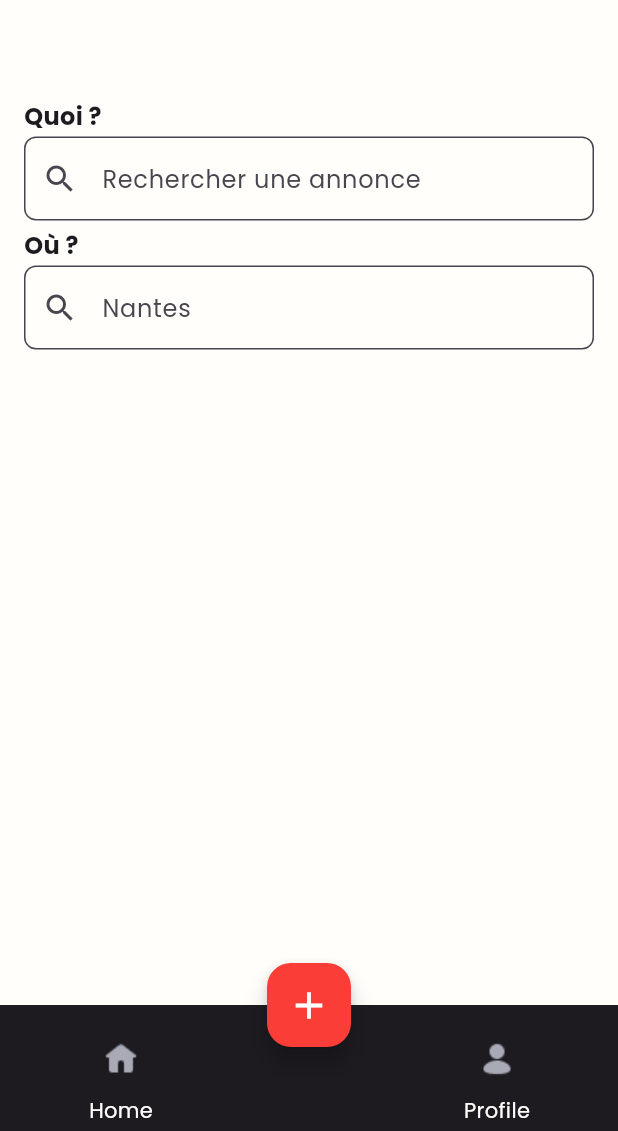
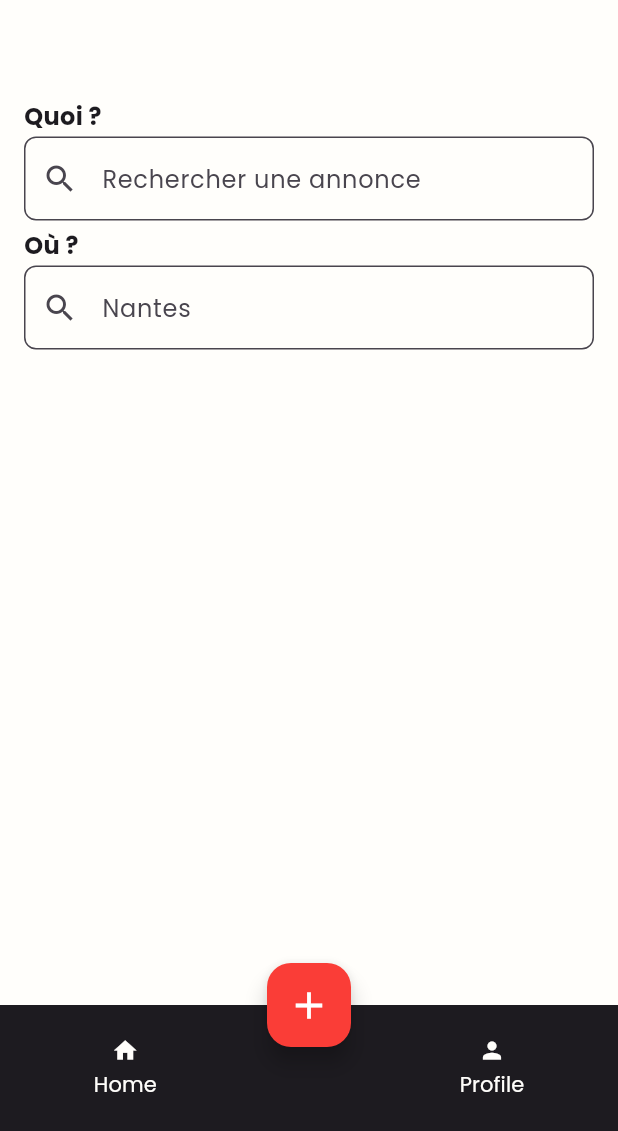
Before and after one commit to FuzMaxime/Benevolix_App, a Flutter app: the GenericPage screen opened by its route, on a phone screen of 412 x 824 dp, the part 105-1236 px from its top. Run offline on Flutter 3.47's test engine with Material 3 defaults, Android fonts, the phone set to English and light mode, and no system bars; our stand-ins replace flutter_dotenv, flutter_riverpod, shared_preferences; accounts and stored records are empty; network calls fail.

Commit message:
fix(android): fix android compatibility

```diff
--- /dev/null
+++ b/benevolix_app/devtools_options.yaml
@@ -0,0 +1,3 @@
+description: This file stores settings for Dart & Flutter DevTools.
+documentation: https://docs.flutter.dev/tools/devtools/extensions#configure-extension-enablement-states
+extensions:
--- a/benevolix_app/lib/pages/generic_page.dart
+++ b/benevolix_app/lib/pages/generic_page.dart
@@ -17,7 +17,8 @@ class _GenericPage extends ConsumerState<GenericPage> {
   void _showSlideUpView() {
     showModalBottomSheet(
         context: context,
-        isScrollControlled: true, // Permet un affichage complet
+        isScrollControlled: true,
+        // Permet un affichage complet
         shape: RoundedRectangleBorder(
           borderRadius: BorderRadius.vertical(top: Radius.circular(20)),
         ),
@@ -40,15 +41,14 @@ class _GenericPage extends ConsumerState<GenericPage> {
         child: Row(
           mainAxisAlignment: MainAxisAlignment.spaceAround,
           children: [
-            NavBarLink(
-                text: "Home",
-                imageLink: 'assets/images/home_icon.png',
-                link: "/home"),
+            SizedBox(
+              child: NavBarLink(text: "Home", icon: Icons.home, link: "/home"),
+            ),
             SizedBox(width: 40),
-            NavBarLink(
-                text: "Profile",
-                imageLink: 'assets/images/user_icon.png',
-                link: "/profile"),
+            SizedBox(
+              child: NavBarLink(
+                  text: "Profile", icon: Icons.person, link: "/profile"),
+            )
           ],
         ),
       ),
@@ -65,28 +65,29 @@ class _GenericPage extends ConsumerState<GenericPage> {
 class NavBarLink extends StatelessWidget {
   final String text;
   final String link;
-  final String imageLink;
+  final IconData icon;
 
   const NavBarLink(
-      {super.key,
-      required this.text,
-      required this.imageLink,
-      required this.link});
+      {super.key, required this.text, required this.icon, required this.link});
 
   @override
   Widget build(BuildContext context) {
-    return Column(
-      children: [
-        IconButton(
-            onPressed: () {
-              Navigator.pushReplacementNamed(context, link);
-            },
-            icon: Image.asset(imageLink)),
-        Text(
-          text,
-          style: TextStyle(color: ColorConstant.white),
-        )
-      ],
+    return TextButton(
+      onPressed: () {
+        Navigator.pushReplacementNamed(context, link);
+      },
+      style: TextButton.styleFrom(
+        foregroundColor: ColorConstant.white,
+        padding: EdgeInsets.symmetric(vertical: 8, horizontal: 12),
+      ),
+      child: Column(
+        mainAxisSize: MainAxisSize.min,
+        children: [
+          Icon(icon, color: ColorConstant.white,),
+          SizedBox(height: 4),
+          Text(text, style: TextStyle(color: ColorConstant.white)),
+        ],
+      ),
     );
   }
 }
--- a/benevolix_app/lib/pages/login.dart
+++ b/benevolix_app/lib/pages/login.dart
@@ -54,6 +54,7 @@ class _LoginState extends State<LoginPage> {
                 children: [
                   TextField(
                     controller: emailController,
+                    keyboardType: TextInputType.text,
                     decoration: getInputDecoration('Email'),
                   ),
                   TextField(
--- a/benevolix_app/lib/services/annoucement_service.dart
+++ b/benevolix_app/lib/services/annoucement_service.dart
@@ -1,9 +1,10 @@
 import 'dart:convert';
 import 'package:benevolix_app/models/announcement.dart';
 import 'package:benevolix_app/services/auth.dart';
+import 'package:flutter_dotenv/flutter_dotenv.dart';
 import 'package:http/http.dart' as http;
 
-final String apiUrl = "http://localhost:8080/api/v1";
+final String apiUrl = dotenv.env['API_URL'] ?? "http://localhost:8080/api/v1";
 
 Future<List<Announcement>> getAllAnnoucement() async {
   final token = await getToken();
--- a/benevolix_app/lib/services/auth.dart
+++ b/benevolix_app/lib/services/auth.dart
@@ -1,8 +1,9 @@
 import 'dart:convert';
+import 'package:flutter_dotenv/flutter_dotenv.dart';
 import 'package:http/http.dart' as http;
 import 'package:shared_preferences/shared_preferences.dart';
 
-final String apiUrl = "http://localhost:8080/api/v1";
+final String apiUrl = dotenv.env['API_URL'] ?? "http://localhost:8080/api/v1";
 
 Future<bool> login(String email, String password) async {
   final response = await http.post(
--- a/benevolix_app/lib/services/createAnnouncementService.dart
+++ b/benevolix_app/lib/services/createAnnouncementService.dart
@@ -2,10 +2,11 @@ import 'dart:convert';
 
 import 'package:benevolix_app/models/tag.dart';
 import 'package:benevolix_app/utils/formatUtils.dart';
+import 'package:flutter_dotenv/flutter_dotenv.dart';
 import 'package:http/http.dart' as http;
 import 'auth.dart';
 
-final String apiUrl = "http://localhost:8080/api/v1";
+final String apiUrl = dotenv.env['API_URL'] ?? "http://localhost:8080/api/v1";
 
 Future<Tag?> addTag(String tagName) async {
   final token = await getToken();
--- a/benevolix_app/lib/services/user_service.dart
+++ b/benevolix_app/lib/services/user_service.dart
@@ -2,9 +2,10 @@ import 'dart:convert';
 
 import 'package:benevolix_app/models/user.dart';
 import 'package:benevolix_app/services/auth.dart';
+import 'package:flutter_dotenv/flutter_dotenv.dart';
 import 'package:http/http.dart' as http;
 
-final String baseUrl = "http://localhost:8080/api/v1/users";
+final String baseUrl = "${dotenv.env['API_URL']?? "http://localhost:8080/api/v1"}/users";
 
 class UserService {
   /*
```
Also changed, not shown: benevolix_app/lib/main.dart (+6 -1 lines), benevolix_app/pubspec.yaml (+6 -8 lines), benevolix_app/pubspec.lock, 9 other files.
